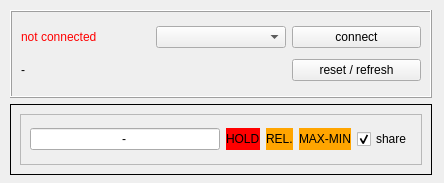
Before: the Qt Designer form ms8050window.ui in bchjoerni/mlab, drawn with Qt 5.
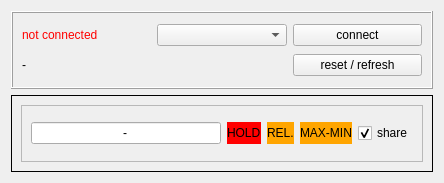
After: the same form once the commit is applied.

```diff
--- a/ms8050window.ui
+++ b/ms8050window.ui
@@ -13,18 +13,58 @@
   <property name="windowTitle">
    <string>Form</string>
   </property>
+  <layout class="QGridLayout" name="gridLayout">
+   <item row="0" column="0">
+    <widget class="QFrame" name="frame_connection">
+     <property name="frameShape">
+      <enum>QFrame::Box</enum>
+     </property>
+     <property name="frameShadow">
+      <enum>QFrame::Raised</enum>
+     </property>
+     <layout class="QGridLayout" name="gridLayout_6">
+      <item row="0" column="0">
+       <widget class="QLabel" name="lbl_status">
+        <property name="styleSheet">
+         <string notr="true">color: red;</string>
+        </property>
+        <property name="text">
+         <string>not connected</string>
+        </property>
+       </widget>
+      </item>
+      <item row="0" column="1">
+       <widget class="QComboBox" name="cob_ports"/>
+      </item>
+      <item row="0" column="2">
+       <widget class="QPushButton" name="btn_connect">
+        <property name="text">
+         <string>connect</string>
+        </property>
+       </widget>
+      </item>
+      <item row="1" column="2">
+       <widget class="QPushButton" name="btn_resetInfo">
+        <property name="text">
+         <string>reset / refresh</string>
+        </property>
+       </widget>
+      </item>
+      <item row="1" column="0" colspan="2">
+       <widget class="QLabel" name="lbl_info">
+        <property name="text">
+         <string>-</string>
+        </property>
+       </widget>
+      </item>
+     </layout>
+    </widget>
+   </item>
+   <item row="1" column="0">
   <widget class="QFrame" name="frame_values">
    <property name="enabled">
     <bool>true</bool>
    </property>
-   <property name="geometry">
-    <rect>
-     <x>10</x>
-     <y>104</y>
-     <width>422</width>
-     <height>71</height>
-    </rect>
-   </property>
    <property name="frameShape">
     <enum>QFrame::Box</enum>
    </property>
@@ -96,58 +136,8 @@
     </item>
    </layout>
   </widget>
-  <widget class="QFrame" name="frame_connection">
-   <property name="geometry">
-    <rect>
-     <x>10</x>
-     <y>10</y>
-     <width>422</width>
-     <height>88</height>
-    </rect>
-   </property>
-   <property name="frameShape">
-    <enum>QFrame::Box</enum>
-   </property>
-   <property name="frameShadow">
-    <enum>QFrame::Raised</enum>
-   </property>
-   <layout class="QGridLayout" name="gridLayout_6">
-    <item row="0" column="0">
-     <widget class="QLabel" name="lbl_status">
-      <property name="styleSheet">
-       <string notr="true">color: red;</string>
-      </property>
-      <property name="text">
-       <string>not connected</string>
-      </property>
-     </widget>
-    </item>
-    <item row="0" column="1">
-     <widget class="QComboBox" name="cob_ports"/>
-    </item>
-    <item row="0" column="2">
-     <widget class="QPushButton" name="btn_connect">
-      <property name="text">
-       <string>connect</string>
-      </property>
-     </widget>
-    </item>
-    <item row="1" column="2">
-     <widget class="QPushButton" name="btn_resetInfo">
-      <property name="text">
-       <string>reset / refresh</string>
-      </property>
-     </widget>
-    </item>
-    <item row="1" column="0" colspan="2">
-     <widget class="QLabel" name="lbl_info">
-      <property name="text">
-       <string>-</string>
-      </property>
-     </widget>
-    </item>
-   </layout>
-  </widget>
+   </item>
+  </layout>
  </widget>
  <resources/>
  <connections/>
```
Lines whose indentation alone changed are shown as unchanged.
